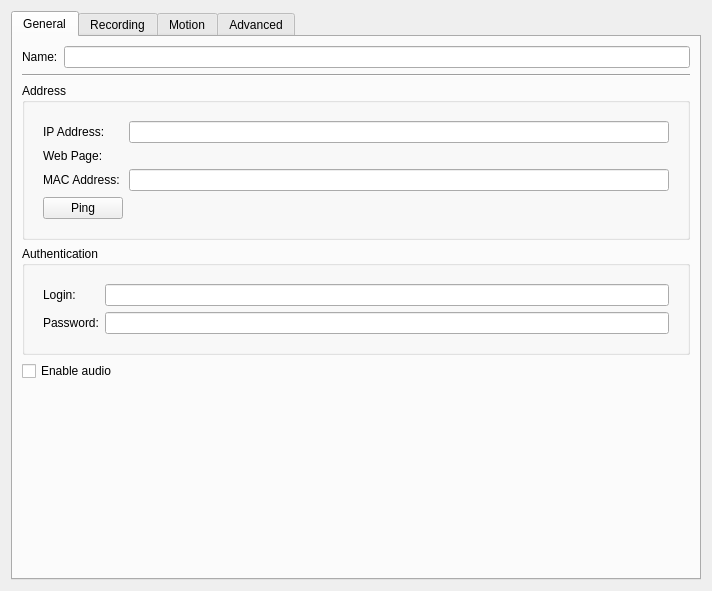
Old version of the form client/src/ui/widgets/properties/single_camera_settings_widget.ui in the repository networkoptix/nx_open.
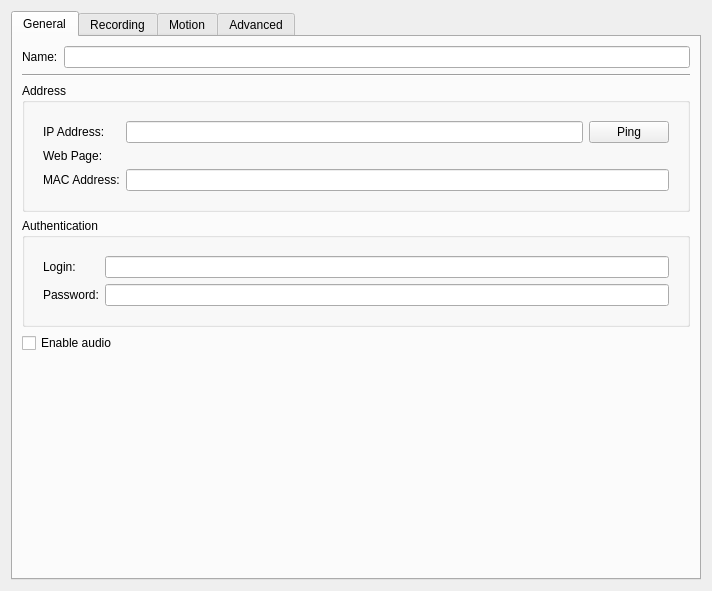
New version of the form. Custom widgets are drawn as their Qt base class.

Commit message:
"Ping camera" button placed to the right
<==== Mercurial data ====>
Branch: master

The edit to the form file:
```diff
--- a/client/src/ui/widgets/properties/single_camera_settings_widget.ui
+++ b/client/src/ui/widgets/properties/single_camera_settings_widget.ui
@@ -67,6 +67,8 @@
              </widget>
             </item>
             <item row="0" column="1">
+             <layout class="QHBoxLayout" name="horizontalLayout_5">
+              <item>
              <widget class="QLineEdit" name="ipAddressEdit">
               <property name="enabled">
                <bool>true</bool>
@@ -79,6 +81,21 @@
               </property>
              </widget>
             </item>
+              <item>
+               <widget class="QPushButton" name="pingButton">
+                <property name="sizePolicy">
+                 <sizepolicy hsizetype="Fixed" vsizetype="Fixed">
+                  <horstretch>0</horstretch>
+                  <verstretch>0</verstretch>
+                 </sizepolicy>
+                </property>
+                <property name="text">
+                 <string>Ping</string>
+                </property>
+               </widget>
+              </item>
+             </layout>
+            </item>
             <item row="1" column="0">
              <widget class="QLabel" name="label">
               <property name="text">
@@ -110,19 +127,6 @@
               </property>
              </widget>
             </item>
-            <item row="3" column="0">
-             <widget class="QPushButton" name="pingButton">
-              <property name="sizePolicy">
-               <sizepolicy hsizetype="Fixed" vsizetype="Fixed">
-                <horstretch>0</horstretch>
-                <verstretch>0</verstretch>
-               </sizepolicy>
-              </property>
-              <property name="text">
-               <string>Ping</string>
-              </property>
-             </widget>
-            </item>
            </layout>
           </item>
          </layout>
@@ -136,6 +140,9 @@
          <layout class="QVBoxLayout" name="verticalLayout_5">
           <item>
            <layout class="QFormLayout" name="formLayout_2">
+            <property name="fieldGrowthPolicy">
+             <enum>QFormLayout::AllNonFixedFieldsGrow</enum>
+            </property>
             <property name="margin">
              <number>9</number>
             </property>
```
Lines whose indentation alone changed are shown as unchanged.
